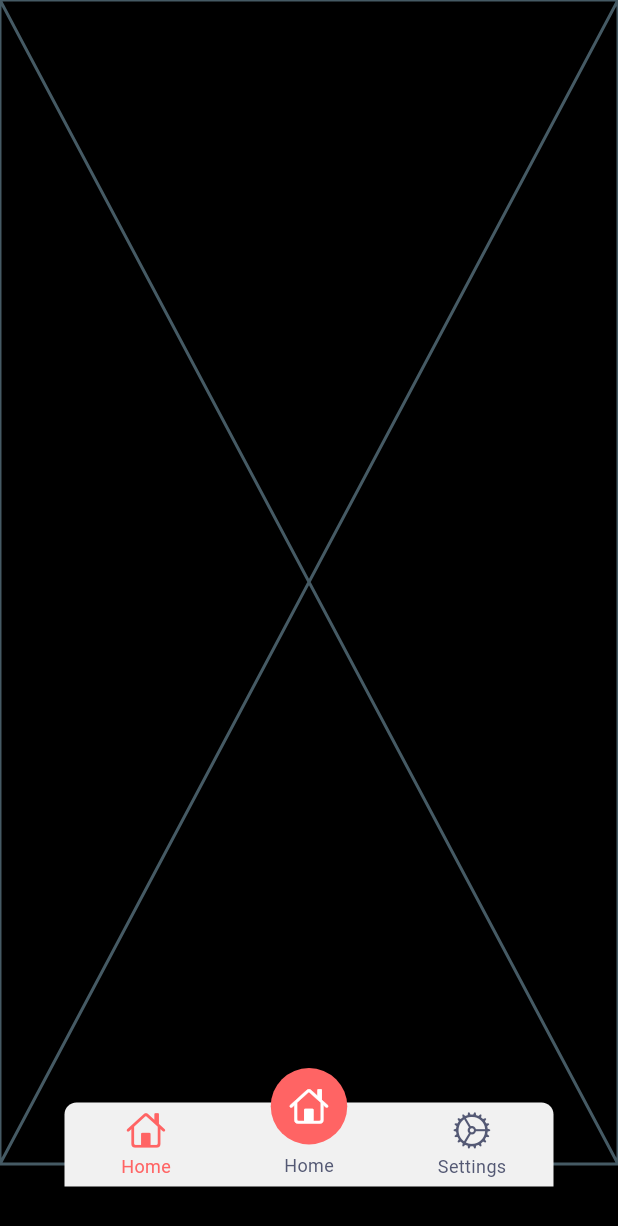
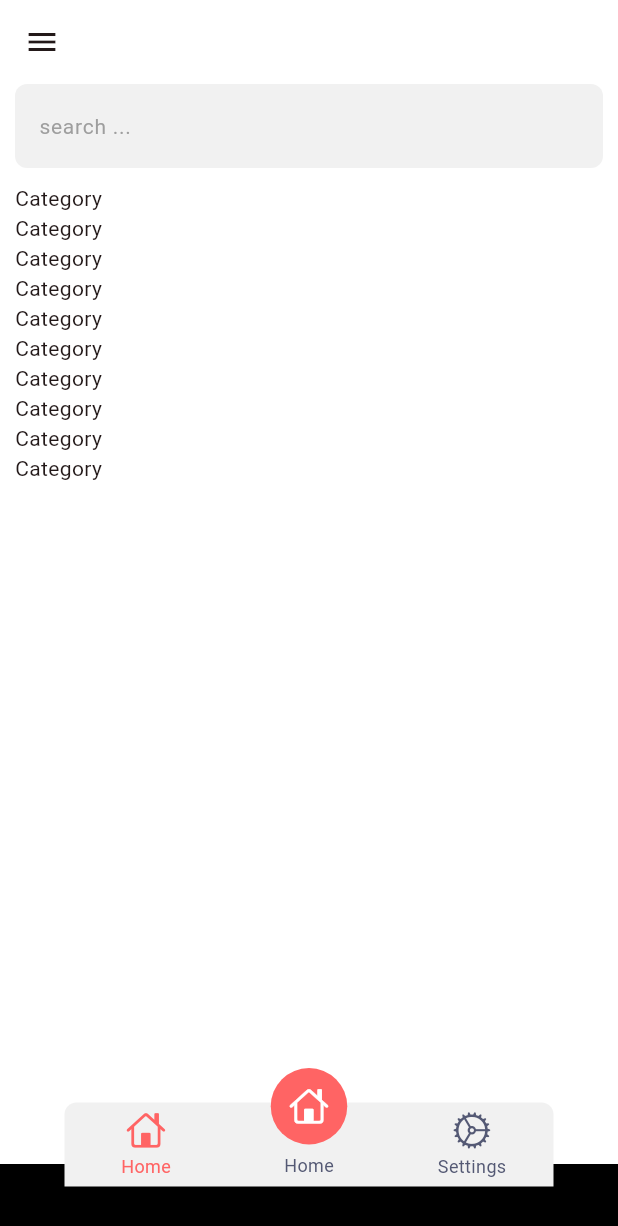
Before and after one commit to MuhammedHelal/onepass_app, a Flutter app: the screen it shows after launch, on a phone screen of 412 x 824 dp. Shown: the top 1226 px of the screen. Run offline on Flutter 3.47's test engine with Material 3 defaults, Android fonts, the phone set to English and light mode, and no system bars; drawn by our look-alikes of persistent_bottom_nav_bar; our stand-ins replace gap.

Commit message:
added home view, dummy list view to display dummy data and custom search bar

```diff
--- a/lib/core/theming/theme.dart
+++ b/lib/core/theming/theme.dart
@@ -3,6 +3,19 @@ import 'package:onepass/core/utils/colors.dart';
 
 abstract class AppTheme {
   static final ThemeData lightTheme = ThemeData(
+    scaffoldBackgroundColor: Colors.white,
+    appBarTheme: AppBarTheme(backgroundColor: Colors.white),
+    searchBarTheme: SearchBarThemeData(
+      backgroundColor: WidgetStatePropertyAll(AppColors.lightGrey),
+      elevation: WidgetStatePropertyAll(0),
+      hintStyle: WidgetStatePropertyAll(
+        TextStyle(
+          color: Colors.grey,
+          fontSize: 14,
+          fontWeight: FontWeight.w400,
+        ),
+      ),
+    ),
     brightness: Brightness.light,
     colorScheme: ColorScheme.fromSeed(
       seedColor: AppColors.primary,
--- /dev/null
+++ b/lib/features/home/ui/views/home_view.dart
@@ -0,0 +1,28 @@
+import 'package:flutter/material.dart';
+import 'package:gap/gap.dart';
+import 'package:onepass/features/home/ui/widgets/categories_list_view.dart';
+import 'package:onepass/features/home/ui/widgets/custom_search_bar.dart';
+
+class HomeView extends StatelessWidget {
+  const HomeView({super.key});
+
+  @override
+  Widget build(BuildContext context) {
+    return Scaffold(
+      drawer: Drawer(),
+      appBar: AppBar(),
+      body: SafeArea(
+        child: Padding(
+          padding: const EdgeInsets.symmetric(horizontal: 10),
+          child: Column(
+            children: [
+              CustomSearchBar(),
+              Gap(10),
+              Expanded(child: CategoriesListView()),
+            ],
+          ),
+        ),
+      ),
+    );
+  }
+}
--- /dev/null
+++ b/lib/features/home/ui/widgets/categories_list_view.dart
@@ -0,0 +1,13 @@
+import 'package:flutter/material.dart';
+
+class CategoriesListView extends StatelessWidget {
+  const CategoriesListView({super.key});
+
+  @override
+  Widget build(BuildContext context) {
+    return ListView.builder(
+      itemCount: 10,
+      itemBuilder: (context, index) => const Text('Category'),
+    );
+  }
+}
--- /dev/null
+++ b/lib/features/home/ui/widgets/custom_search_bar.dart
@@ -0,0 +1,17 @@
+import 'package:flutter/material.dart';
+
+class CustomSearchBar extends StatelessWidget {
+  const CustomSearchBar({super.key});
+
+  @override
+  Widget build(BuildContext context) {
+    return SearchBar(
+      shape: WidgetStatePropertyAll(
+        RoundedRectangleBorder(
+          borderRadius: BorderRadius.circular(8),
+        ),
+      ),
+      hintText: 'search ...',
+    );
+  }
+}
--- a/lib/onepass_app.dart
+++ b/lib/onepass_app.dart
@@ -8,6 +8,7 @@ class OnePassApp extends StatelessWidget {
   @override
   Widget build(BuildContext context) {
     return MaterialApp(
+      debugShowCheckedModeBanner: false,
       theme: AppTheme.lightTheme,
       themeMode: ThemeMode.light,
       home: AppPresistentBottomNavBar(),
--- a/lib/presistent_bottom_navbar.dart
+++ b/lib/presistent_bottom_navbar.dart
@@ -1,6 +1,7 @@
 import 'package:flutter/cupertino.dart';
 import 'package:flutter/material.dart';
 import 'package:onepass/core/utils/colors.dart';
+import 'package:onepass/features/home/ui/views/home_view.dart';
 import 'package:persistent_bottom_nav_bar/persistent_bottom_nav_bar.dart';
 
 class AppPresistentBottomNavBar extends StatefulWidget {
@@ -65,7 +66,7 @@ class _AppPresistentBottomNavBarState extends State<AppPresistentBottomNavBar> {
 
   List<Widget> _buildScreens() {
     return [
-      Placeholder(),
+      HomeView(),
       Container(
         color: Colors.red,
         child: SizedBox.expand(),
```
Also changed, not shown: pubspec.yaml (+1 -6 lines), pubspec.lock.
